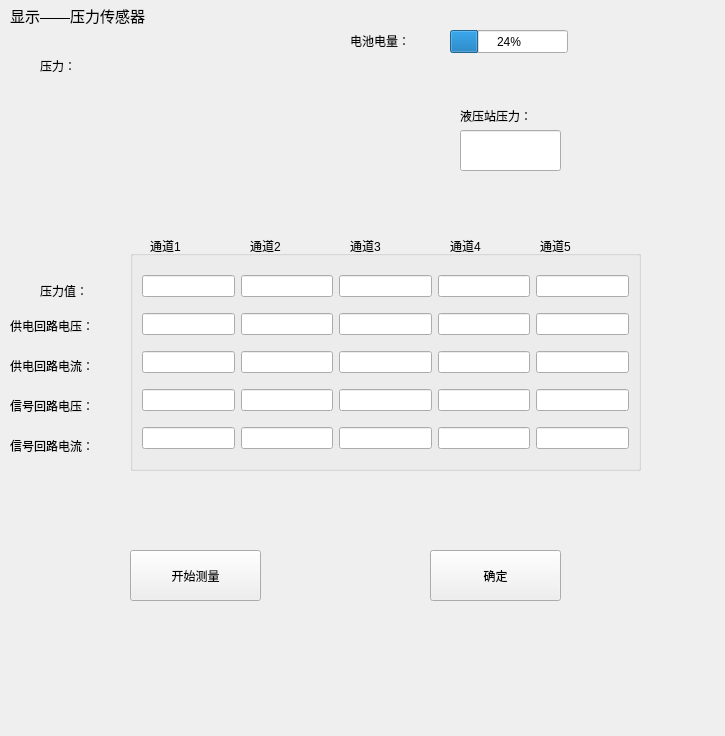
The window that ui_show/showwin_pressuresensor.ui (Dirck-YHP/Proj_sensor_detect) describes before a commit, drawn with Qt 5.
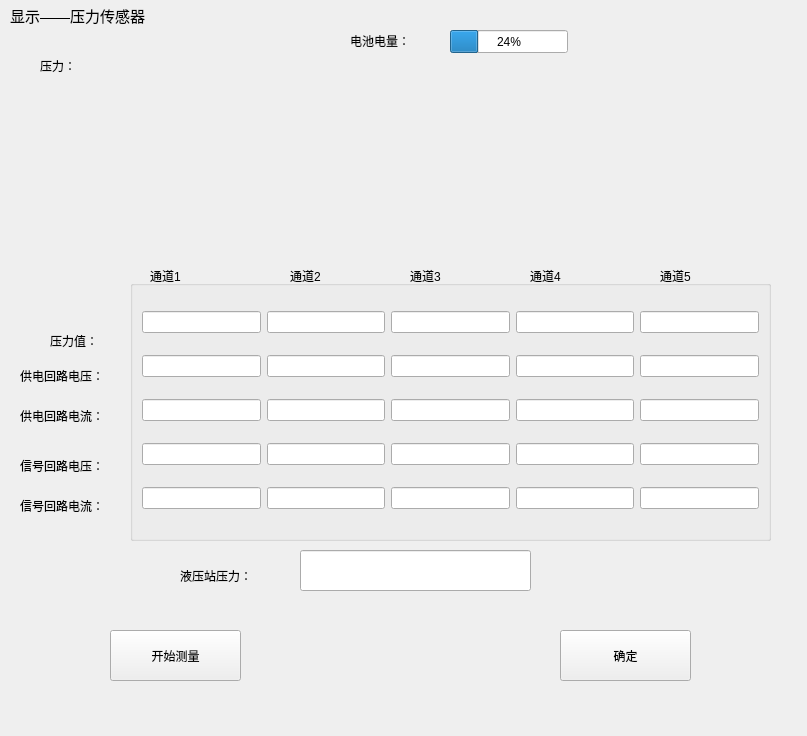
The same window after the commit. Custom widgets are drawn as their Qt base class.

The edit to the form file:
```diff
--- a/ui_show/showwin_pressuresensor.ui
+++ b/ui_show/showwin_pressuresensor.ui
@@ -6,7 +6,7 @@
    <rect>
     <x>0</x>
     <y>0</y>
-    <width>725</width>
+    <width>807</width>
     <height>736</height>
    </rect>
   </property>
@@ -34,8 +34,8 @@
   <widget class="QPushButton" name="btn_start_finish_mea">
    <property name="geometry">
     <rect>
-     <x>130</x>
-     <y>550</y>
+     <x>110</x>
+     <y>630</y>
      <width>131</width>
      <height>51</height>
     </rect>
@@ -50,8 +50,8 @@
   <widget class="QPushButton" name="btn_ok">
    <property name="geometry">
     <rect>
-     <x>430</x>
-     <y>550</y>
+     <x>560</x>
+     <y>630</y>
      <width>131</width>
      <height>51</height>
     </rect>
@@ -91,8 +91,8 @@
     <rect>
      <x>40</x>
      <y>80</y>
-     <width>361</width>
-     <height>141</height>
+     <width>731</width>
+     <height>171</height>
     </rect>
    </property>
   </widget>
@@ -112,8 +112,8 @@
   <widget class="QLabel" name="label_8">
    <property name="geometry">
     <rect>
-     <x>10</x>
-     <y>350</y>
+     <x>20</x>
+     <y>400</y>
      <width>251</width>
      <height>31</height>
     </rect>
@@ -125,8 +125,8 @@
   <widget class="QLabel" name="label_7">
    <property name="geometry">
     <rect>
-     <x>10</x>
-     <y>310</y>
+     <x>20</x>
+     <y>360</y>
      <width>161</width>
      <height>31</height>
     </rect>
@@ -138,8 +138,8 @@
   <widget class="QLabel" name="label_9">
    <property name="geometry">
     <rect>
-     <x>10</x>
-     <y>390</y>
+     <x>20</x>
+     <y>450</y>
      <width>141</width>
      <height>31</height>
     </rect>
@@ -151,8 +151,8 @@
   <widget class="QLabel" name="label_10">
    <property name="geometry">
     <rect>
-     <x>10</x>
-     <y>430</y>
+     <x>20</x>
+     <y>490</y>
      <width>161</width>
      <height>31</height>
     </rect>
@@ -165,7 +165,7 @@
    <property name="geometry">
     <rect>
      <x>150</x>
-     <y>230</y>
+     <y>260</y>
      <width>61</width>
      <height>31</height>
     </rect>
@@ -177,8 +177,8 @@
   <widget class="QLabel" name="label_ch2">
    <property name="geometry">
     <rect>
-     <x>250</x>
-     <y>230</y>
+     <x>290</x>
+     <y>260</y>
      <width>61</width>
      <height>31</height>
     </rect>
@@ -190,8 +190,8 @@
   <widget class="QLabel" name="label_ch3">
    <property name="geometry">
     <rect>
-     <x>350</x>
-     <y>230</y>
+     <x>410</x>
+     <y>260</y>
      <width>61</width>
      <height>31</height>
     </rect>
@@ -203,8 +203,8 @@
   <widget class="QLabel" name="label_ch4">
    <property name="geometry">
     <rect>
-     <x>450</x>
-     <y>230</y>
+     <x>530</x>
+     <y>260</y>
      <width>61</width>
      <height>31</height>
     </rect>
@@ -216,8 +216,8 @@
   <widget class="QLabel" name="label_ch5">
    <property name="geometry">
     <rect>
-     <x>540</x>
-     <y>230</y>
+     <x>660</x>
+     <y>260</y>
      <width>61</width>
      <height>31</height>
     </rect>
@@ -230,9 +230,9 @@
    <property name="geometry">
     <rect>
      <x>130</x>
-     <y>250</y>
-     <width>511</width>
-     <height>221</height>
+     <y>280</y>
+     <width>641</width>
+     <height>261</height>
     </rect>
    </property>
    <layout class="QGridLayout" name="gridLayout">
@@ -316,8 +316,8 @@
   <widget class="QLabel" name="label_4">
    <property name="geometry">
     <rect>
-     <x>40</x>
-     <y>280</y>
+     <x>50</x>
+     <y>330</y>
      <width>61</width>
      <height>21</height>
     </rect>
@@ -329,8 +329,8 @@
   <widget class="QLabel" name="label_5">
    <property name="geometry">
     <rect>
-     <x>460</x>
-     <y>100</y>
+     <x>180</x>
+     <y>560</y>
      <width>141</width>
      <height>31</height>
     </rect>
@@ -342,9 +342,9 @@
   <widget class="QLineEdit" name="lineE_hydra_val">
    <property name="geometry">
     <rect>
-     <x>460</x>
-     <y>130</y>
-     <width>101</width>
+     <x>300</x>
+     <y>550</y>
+     <width>231</width>
      <height>41</height>
     </rect>
    </property>
```
